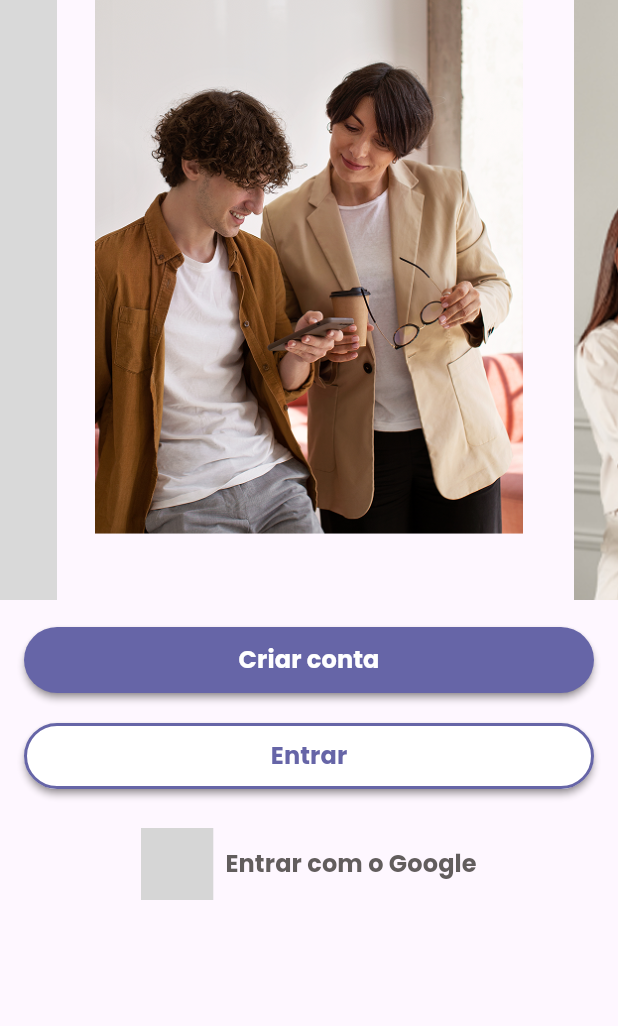
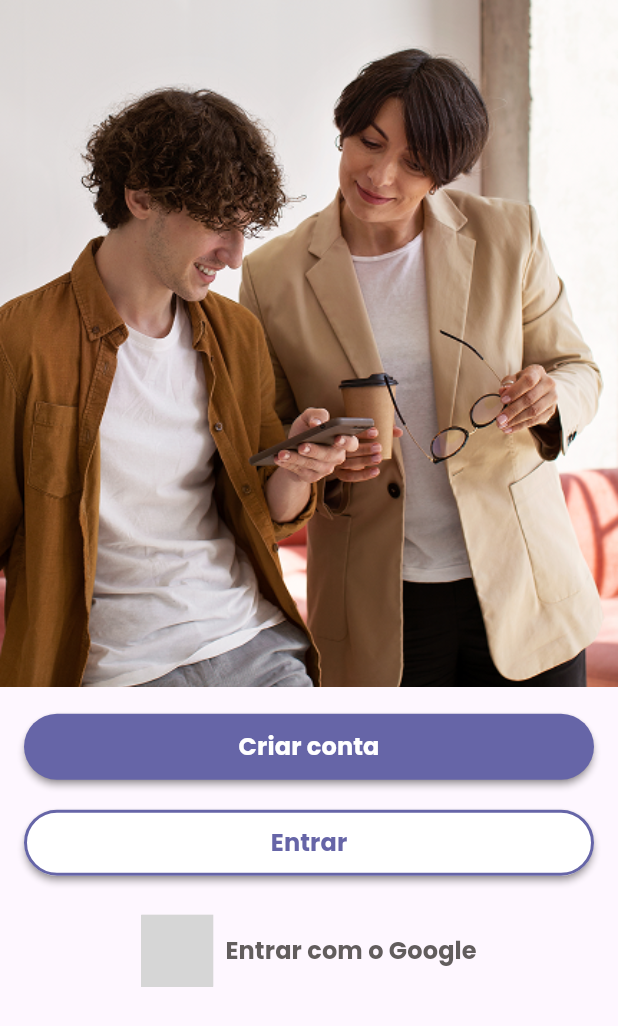
Before and after one commit to LucasPizol/app, a Flutter app: the screen it shows after launch, on a phone screen of 412 x 824 dp. Shown: the top 1026 px of the screen. Run offline on Flutter 3.47's test engine with Material 3 defaults, Android fonts, the phone set to English and light mode, and no system bars; drawn by our look-alikes of carousel_slider; our stand-ins replace flutter_dotenv, flutter_svg, go_router, google_fonts; grey boxes are pictures that could not be loaded.

Commit message:
HND-32 Adiciona expandeds na tela inicial e corrige o tamanho das imagens

```diff
--- a/lib/ui/intro/widgets/intro_page.dart
+++ b/lib/ui/intro/widgets/intro_page.dart
@@ -13,27 +13,43 @@ class IntroPage extends StatefulWidget {
 }
 
 class _IntroPageState extends State<IntroPage> {
+  int _currentIndex = 0;
+
   @override
   Widget build(BuildContext context) {
     return Scaffold(
       body: Column(children: [
-        CarouselSlider(
-          options: CarouselOptions(height: 400.0),
+        Expanded(
+          flex: 5,
+          child: CarouselSlider(
+            options: CarouselOptions(
+              height: double.infinity,
+              viewportFraction: 1.0,
+              onPageChanged: (index, reason) {
+                setState(() {
+                  _currentIndex = index;
+                });
+              },
+            ),
             items: [1, 2, 3].map((i) {
               return Builder(
                 builder: (BuildContext context) {
                   return Container(
-                  width: MediaQuery.of(context).size.width,
-                  height: MediaQuery.of(context).size.height,
+                    width: double.infinity,
                     decoration: BoxDecoration(
                         image: DecorationImage(
-                          image: AssetImage('assets/images/carousel_$i.png'))),
+                            fit: BoxFit.cover,
+                            image:
+                                AssetImage('assets/images/carousel_$i.png'))),
                   );
                 },
               );
             }).toList(),
           ),
-        Container(
+        ),
+        Expanded(
+          flex: 4,
+          child: Container(
             padding: const EdgeInsets.all(16),
             child: Column(
               children: [
@@ -60,6 +76,7 @@ class _IntroPageState extends State<IntroPage> {
                 ),
               ],
             ),
+          ),
         )
       ]),
     );
```
Also changed, not shown: assets/images/carousel_1.png. Lines whose indentation alone changed are shown as unchanged.
